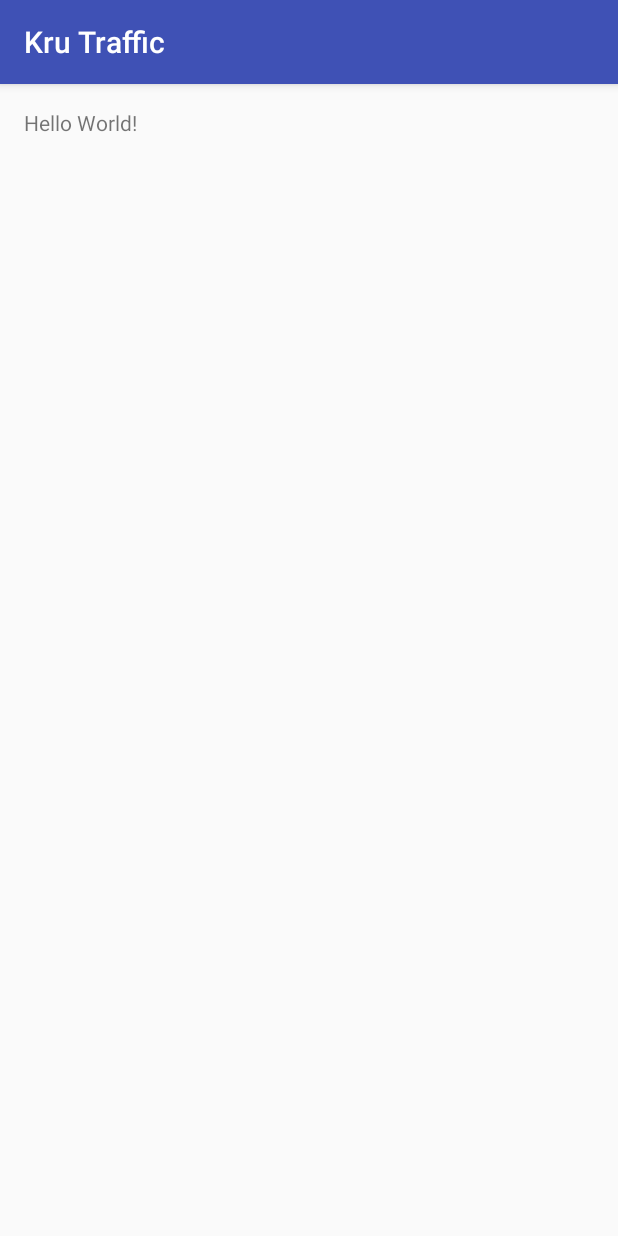
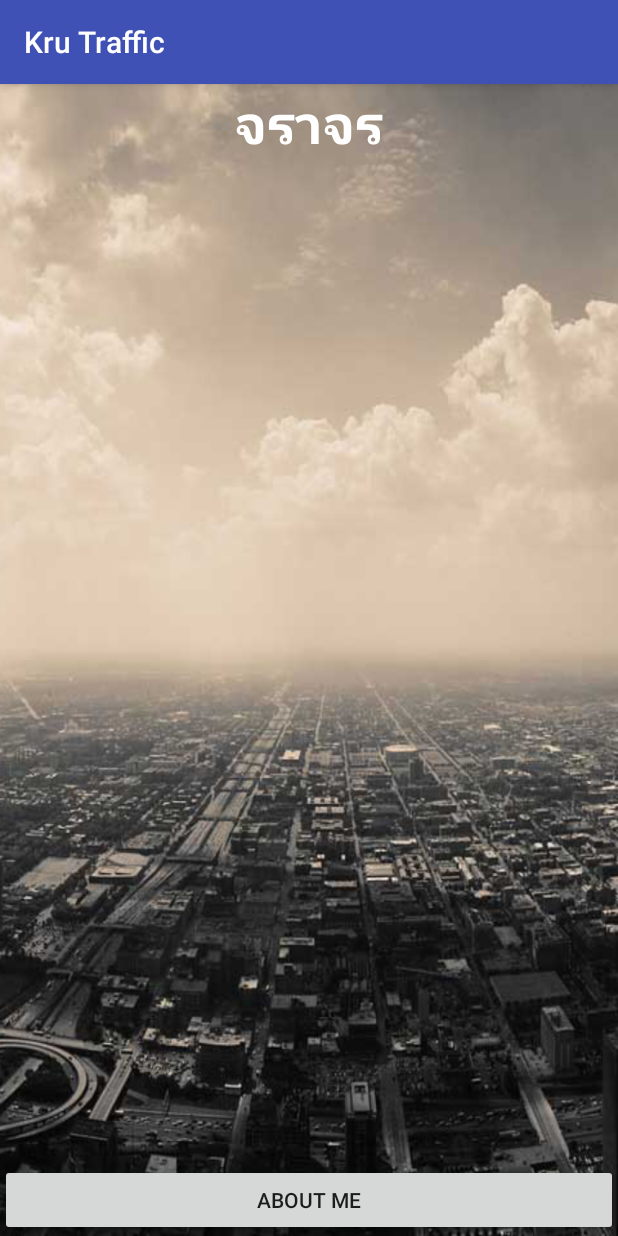
Before and after one commit to masterUNG/KruTraffic, an Android app: the screen it shows after launch (MainActivity), on a phone screen of 412 x 824 dp. Run offline under Robolectric (Android 15) with nearby library versions, the phone set to English and light mode, and no system bars.

Commit message:
before Lunch

```diff
--- a/app/src/main/res/layout/activity_main.xml
+++ b/app/src/main/res/layout/activity_main.xml
@@ -1,11 +1,40 @@
 <?xml version="1.0" encoding="utf-8"?>
 <RelativeLayout xmlns:android="http://schemas.android.com/apk/res/android"
     xmlns:tools="http://schemas.android.com/tools" android:layout_width="match_parent"
-    android:layout_height="match_parent" android:paddingLeft="@dimen/activity_horizontal_margin"
-    android:paddingRight="@dimen/activity_horizontal_margin"
-    android:paddingTop="@dimen/activity_vertical_margin"
-    android:paddingBottom="@dimen/activity_vertical_margin" tools:context=".MainActivity">
+    android:layout_height="match_parent"
+    tools:context=".MainActivity"
+    android:background="@drawable/bg27">
 
-    <TextView android:text="Hello World!" android:layout_width="wrap_content"
-        android:layout_height="wrap_content" />
+    <LinearLayout
+        android:orientation="vertical"
+        android:layout_width="match_parent"
+        android:layout_height="match_parent">
+
+        <TextView
+            android:layout_width="wrap_content"
+            android:layout_height="wrap_content"
+            android:text="@string/head"
+            android:id="@+id/textView"
+            android:textSize="@dimen/h1"
+            android:textStyle="bold"
+            android:layout_gravity="center_horizontal"
+            android:textColor="@color/text" />
+
+        <ListView
+            android:layout_width="wrap_content"
+            android:layout_height="wrap_content"
+            android:id="@+id/listView"
+            android:layout_marginBottom="80dp"
+            android:layout_marginTop="20dp"
+            android:layout_marginLeft="20dp"
+            android:layout_marginRight="20dp"
+            android:background="#82ffffff" />
+    </LinearLayout>
+
+    <Button
+        android:layout_width="match_parent"
+        android:layout_height="wrap_content"
+        android:text="About Me"
+        android:id="@+id/button"
+        android:layout_alignParentBottom="true" />
 </RelativeLayout>
--- a/app/src/main/res/values/colors.xml
+++ b/app/src/main/res/values/colors.xml
@@ -3,4 +3,7 @@
     <color name="colorPrimary">#3F51B5</color>
     <color name="colorPrimaryDark">#303F9F</color>
     <color name="colorAccent">#FF4081</color>
+
+    <color name="text">#ffffff</color>
+
 </resources>
--- a/app/src/main/res/values/dimens.xml
+++ b/app/src/main/res/values/dimens.xml
@@ -2,4 +2,9 @@
     <!-- Default screen margins, per the Android Design guidelines. -->
     <dimen name="activity_horizontal_margin">16dp</dimen>
     <dimen name="activity_vertical_margin">16dp</dimen>
+
+    <dimen name="h1">35sp</dimen>
+
+
+
 </resources>
--- a/app/src/main/res/values/strings.xml
+++ b/app/src/main/res/values/strings.xml
@@ -1,3 +1,4 @@
 <resources>
     <string name="app_name">Kru Traffic</string>
+    <string name="head">จราจร</string>
 </resources>
```
Also changed, not shown: app/src/main/res/drawable/bg27.png (added), 2 other files.
